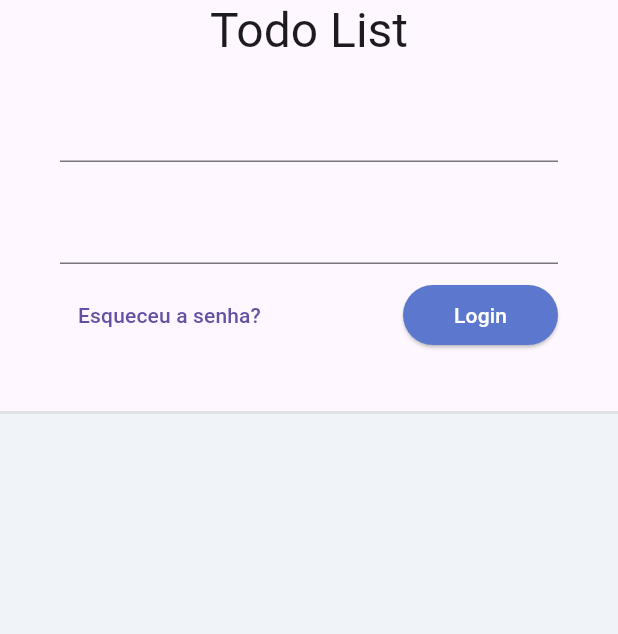
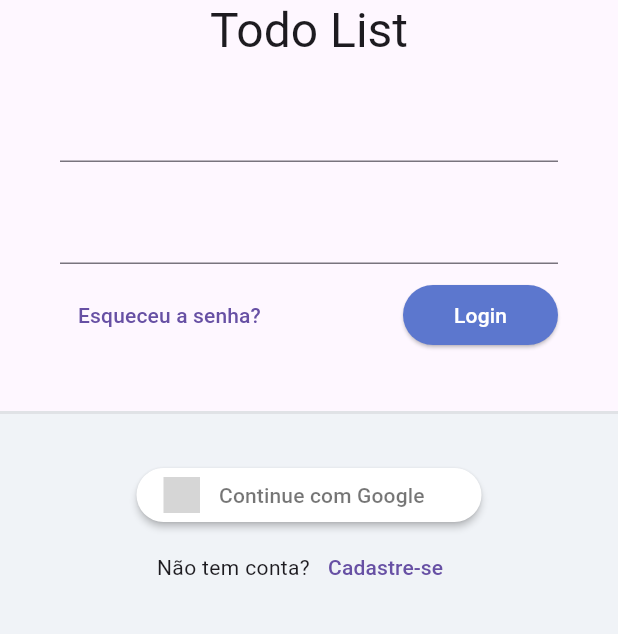
Before and after one commit to CristianoStroher/todo_list_provider, a Flutter app: the screen it shows after launch, on a phone screen of 412 x 824 dp, the part 315-949 px from its top. Run offline on Flutter 3.47's test engine with Material 3 defaults, Android fonts, the phone set to English and light mode, and no system bars; drawn by our look-alikes of sign_in_button; our stand-ins replace google_fonts, sqflite, sqflite_common, synchronized; accounts and stored records are empty; Roboto replaces fonts that are missing (Mandali); grey boxes are pictures that could not be loaded.

Commit message:
finalizado login layout

```diff
--- a/lib/app/modules/auth/Login/login_page.dart
+++ b/lib/app/modules/auth/Login/login_page.dart
@@ -1,5 +1,6 @@
 import 'package:flutter/material.dart';
 import 'package:flutter/widgets.dart';
+import 'package:sign_in_button/sign_in_button.dart';
 import 'package:todo_list_provider/app/core/widget/todo_list_logo.dart';
 
 class LoginPage extends StatelessWidget {
@@ -69,6 +70,29 @@ class LoginPage extends StatelessWidget {
                               ),
                               ),
                           ),
+                          child: Column(children: [
+                            const SizedBox(height: 30,),
+                            SignInButton(
+                              Buttons.google,
+                              text: "Continue com Google",
+                              padding: const EdgeInsets.all(5),
+                              shape: OutlineInputBorder(
+                                borderRadius: BorderRadius.circular(30),
+                                borderSide: BorderSide.none
+                                ),
+                              onPressed: (){},
+                              ),
+                            Row(
+                              mainAxisAlignment: MainAxisAlignment.center,
+                              children: [
+                                const Text('Não tem conta?'),
+                                TextButton(onPressed: (){},
+                                child: const Text('Cadastre-se'),
+                                ),
+                                ],
+                            )
+                          ],
+                          ),
                           ),
                         ),
                       ],
--- a/pubspec.yaml
+++ b/pubspec.yaml
@@ -35,6 +35,7 @@ dependencies:
   path: ^1.9.0
   sign_in_button: ^3.0.0
   google_fonts: ^6.2.1
+  flutter_signin_button: ^2.0.0
 
   # The following adds the Cupertino Icons font to your application.
   # Use with the CupertinoIcons class for iOS style icons.
```
